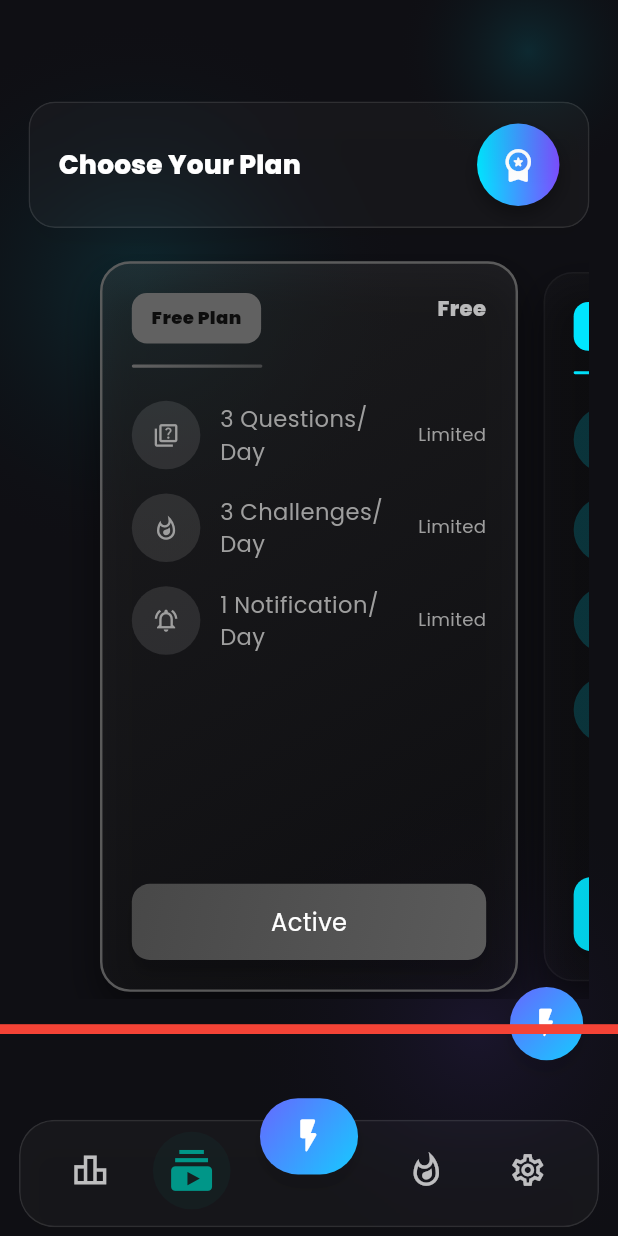
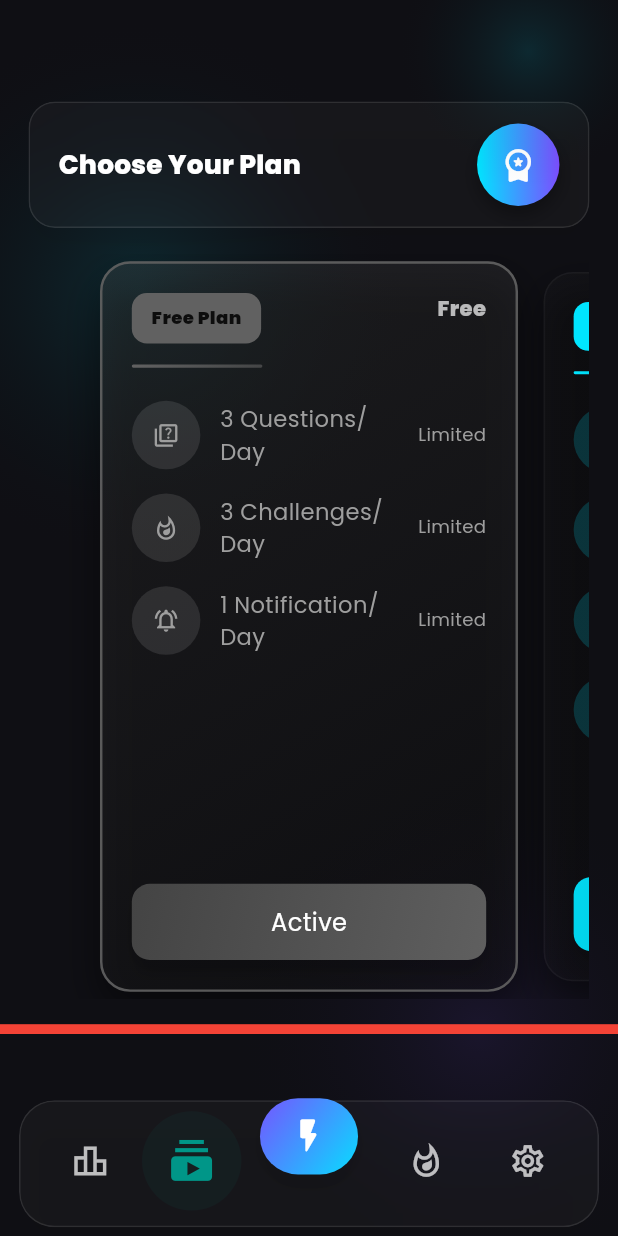
Before and after one commit to s4l1hs/SparkUp, a Flutter app: the screen it shows once a user with an empty profile is signed in, item 2 of the bottom bar chosen, on a phone screen of 412 x 824 dp. Run offline on Flutter 3.47's test engine with Material 3 defaults, Android fonts, the light colour scheme and no system bars; our stand-ins replace firebase_auth, firebase_core, firebase_messaging, flutter_screenutil, google_fonts, google_sign_in; accounts and stored records are empty; network calls fail.

Commit message:
UI Revisations

```diff
--- a/sparkup_app/lib/login_page.dart
+++ b/sparkup_app/lib/login_page.dart
@@ -138,13 +138,12 @@ class _LoginPageState extends State<LoginPage> with TickerProviderStateMixin {
             return SingleChildScrollView(
               padding: EdgeInsets.only(bottom: MediaQuery.of(context).viewInsets.bottom),
               physics: const BouncingScrollPhysics(),
-              child: ConstrainedBox(
+                child: ConstrainedBox(
                 constraints: BoxConstraints(minHeight: constraints.maxHeight),
-                child: IntrinsicHeight(
-                  child: Column(
-                    mainAxisAlignment: MainAxisAlignment.spaceBetween,
-                    crossAxisAlignment: CrossAxisAlignment.center,
-                    children: [
+                child: Column(
+                  mainAxisAlignment: MainAxisAlignment.spaceBetween,
+                  crossAxisAlignment: CrossAxisAlignment.center,
+                  children: [
                       // header icon + title
                       Column(
                         children: [
@@ -238,7 +237,7 @@ class _LoginPageState extends State<LoginPage> with TickerProviderStateMixin {
 
                       // CTA area (kept compact and bounded)
                       SlideTransition(
-                        position: animate ? _buttonSlideAnimation : AlwaysStoppedAnimation(Offset.zero),
+                        position: animate ? _buttonSlideAnimation : const AlwaysStoppedAnimation(Offset.zero),
                         child: ClipRRect(
                           borderRadius: BorderRadius.circular(18.r),
                           child: BackdropFilter(
@@ -347,7 +346,6 @@ class _LoginPageState extends State<LoginPage> with TickerProviderStateMixin {
                       ),
                     ],
                   ),
-                ),
               ),
             );
             },
--- a/sparkup_app/lib/main_screen.dart
+++ b/sparkup_app/lib/main_screen.dart
@@ -110,18 +110,6 @@ class MainScreenState extends State<MainScreen> with TickerProviderStateMixin {
               ),
             ),
           ),
-          // glassy floating action button — opens quiz when tapped (morphing CTA)
-          Positioned(
-            right: 22.w,
-            bottom: 120.h,
-            child: MorphingGradientButton(
-              onPressed: () => onItemTapped(2),
-              colors: [Theme.of(context).colorScheme.secondary, Theme.of(context).colorScheme.primary],
-              padding: EdgeInsets.all(12.w),
-              borderRadius: BorderRadius.circular(999.r),
-              child: Icon(Icons.flash_on_rounded, color: Colors.white, size: 24.sp),
-            ),
-          ),
         ],
       ),
       bottomNavigationBar: _buildCustomBottomNav(),
@@ -177,10 +165,14 @@ class MainScreenState extends State<MainScreen> with TickerProviderStateMixin {
                                       AnimatedScale(
                                         duration: const Duration(milliseconds: 260),
                                         scale: _selectedIndex == i ? 1.12 : 1.0,
-                                        child: Container(
-                                          padding: EdgeInsets.all(_selectedIndex == i ? 8.w : 6.w),
-                                          decoration: BoxDecoration(shape: BoxShape.circle, color: _selectedIndex == i ? colorWithOpacity(getSelectedColor(i), 0.06) : Colors.transparent),
-                                          child: Icon(_navItems[i]['icon'] as IconData, size: _selectedIndex == i ? 30.sp : 26.sp, color: _selectedIndex == i ? getSelectedColor(i) : colorWithOpacity(theme.iconTheme.color!, 0.72)),
+                                        child: SizedBox(
+                                          width: 56.w,
+                                          height: 56.w,
+                                          child: Container(
+                                            alignment: Alignment.center,
+                                            decoration: BoxDecoration(shape: BoxShape.circle, color: _selectedIndex == i ? colorWithOpacity(getSelectedColor(i), 0.06) : Colors.transparent),
+                                            child: Icon(_navItems[i]['icon'] as IconData, size: _selectedIndex == i ? 30.sp : 26.sp, color: _selectedIndex == i ? getSelectedColor(i) : colorWithOpacity(theme.iconTheme.color!, 0.72)),
+                                          ),
                                         ),
                                       ),
                                       SizedBox(height: 4.h),
--- a/sparkup_app/lib/pages/settings_page.dart
+++ b/sparkup_app/lib/pages/settings_page.dart
@@ -44,10 +44,16 @@ class _SettingsPageState extends State<SettingsPage> with SingleTickerProviderSt
   @override
   void initState() {
     super.initState();
-    _animationController = AnimationController(vsync: this, duration: const Duration(milliseconds: 600));
+    _animationController = AnimationController(vsync: this, duration: const Duration(milliseconds: 700));
     WidgetsBinding.instance.addPostFrameCallback((_) {
       _loadUserProfile();
-      _animationController.forward();
+      // Honor reduced-motion accessibility: if user requests reduced motion, skip animations
+      final bool animate = !MediaQuery.of(context).accessibleNavigation;
+      if (animate) {
+        _animationController.forward();
+      } else {
+        _animationController.value = 1.0;
+      }
     });
   }
 
@@ -250,6 +256,10 @@ class _SettingsPageState extends State<SettingsPage> with SingleTickerProviderSt
     final localizations = AppLocalizations.of(context)!;
     final theme = Theme.of(context);
 
+    // Respect user's reduced-motion accessibility setting
+    final bool animate = !MediaQuery.of(context).accessibleNavigation;
+    final Animation<double> headerAnimation = CurvedAnimation(parent: _animationController, curve: Curves.easeOutCubic);
+
     return Scaffold(
       extendBodyBehindAppBar: true,
       backgroundColor: theme.colorScheme.surface,
@@ -283,7 +293,8 @@ class _SettingsPageState extends State<SettingsPage> with SingleTickerProviderSt
               // reduce top vertical padding so content sits higher
               padding: EdgeInsets.symmetric(vertical: 8.h, horizontal: 18.w),
               children: [
-                FadeTransition(opacity: _animationController, child: _buildProfileHeader(theme, localizations)),
+                // If reduced-motion is enabled, bypass the entrance fade animation
+                animate ? FadeTransition(opacity: headerAnimation, child: _buildProfileHeader(theme, localizations)) : _buildProfileHeader(theme, localizations),
                 SizedBox(height: 8.h),
 
                 _buildCardSection(title: localizations.general, child: Column(children: [
--- a/sparkup_app/lib/widgets/animated_glass_card.dart
+++ b/sparkup_app/lib/widgets/animated_glass_card.dart
@@ -26,7 +26,7 @@ class _AnimatedGlassCardState extends State<AnimatedGlassCard> with SingleTicker
   void initState() {
     super.initState();
     // Slightly longer and softer entrance for a more pleasant feel.
-    _ctrl = AnimationController(vsync: this, duration: const Duration(milliseconds: 900));
+    _ctrl = AnimationController(vsync: this, duration: const Duration(milliseconds: 1000));
     _anim = CurvedAnimation(parent: _ctrl, curve: Curves.easeOut);
 
     // Animate blur and elevation for a subtle material-like pop.
@@ -74,15 +74,18 @@ class _AnimatedGlassCardState extends State<AnimatedGlassCard> with SingleTicker
       );
     }
 
+    final effectiveContainerDuration = widget.duration;
+    final effectivePhysicalDuration = Duration(milliseconds: (widget.duration.inMilliseconds * 6 ~/ 5));
+
     return FadeTransition(
       opacity: _anim,
       child: ScaleTransition(
-        scale: Tween<double>(begin: 0.992, end: 1.0).animate(CurvedAnimation(parent: _ctrl, curve: Curves.easeOutCubic)),
+        scale: Tween<double>(begin: 0.99, end: 1.0).animate(CurvedAnimation(parent: _ctrl, curve: Curves.easeOutCubic)),
         child: AnimatedBuilder(
           animation: _ctrl,
           builder: (context, child) {
             return AnimatedPhysicalModel(
-              duration: const Duration(milliseconds: 420),
+              duration: effectivePhysicalDuration,
               curve: Curves.easeOutCubic,
               shape: BoxShape.rectangle,
               elevation: _elevationAnim.value,
@@ -94,7 +97,7 @@ class _AnimatedGlassCardState extends State<AnimatedGlassCard> with SingleTicker
                 child: BackdropFilter(
                   filter: ImageFilter.blur(sigmaX: _blurAnim.value, sigmaY: _blurAnim.value),
                   child: AnimatedContainer(
-                    duration: widget.duration,
+                    duration: effectiveContainerDuration,
                     padding: widget.padding ?? const EdgeInsets.all(12),
                     decoration: BoxDecoration(
                       color: colorWithOpacity(Colors.white, 0.03),
--- a/sparkup_app/lib/widgets/app_background.dart
+++ b/sparkup_app/lib/widgets/app_background.dart
@@ -21,7 +21,17 @@ class _AppBackgroundState extends State<AppBackground> with SingleTickerProvider
     // Longer, eased loop so ambient motion feels organic and not mechanical
     _ctrl = AnimationController(vsync: this, duration: const Duration(seconds: 30));
     _anim = CurvedAnimation(parent: _ctrl, curve: Curves.easeInOut);
+    // Start repeating only after we know the user's reduced-motion preference
+    WidgetsBinding.instance.addPostFrameCallback((_) {
+      if (!mounted) return;
+      final media = MediaQuery.of(context);
+      final animate = !media.accessibleNavigation;
+      if (animate) {
         _ctrl.repeat(reverse: true);
+      } else {
+        _ctrl.value = 0.0;
+      }
+    });
   }
 
   @override
@@ -39,7 +49,9 @@ class _AppBackgroundState extends State<AppBackground> with SingleTickerProvider
           child: AnimatedBuilder(
               animation: _anim,
               builder: (context, child) {
-              final a = _anim.value;
+                final media = MediaQuery.of(context);
+                final animate = !media.accessibleNavigation;
+                final a = animate ? _anim.value : 0.0;
                 return CustomPaint(
                   painter: _BlobPainter(a, theme.colorScheme.primary, theme.colorScheme.secondary),
                   child: Container(),
--- a/sparkup_app/lib/widgets/morphing_gradient_button.dart
+++ b/sparkup_app/lib/widgets/morphing_gradient_button.dart
@@ -35,8 +35,19 @@ class _MorphingGradientButtonState extends State<MorphingGradientButton> with Si
   void initState() {
     super.initState();
     // Longer, smoother loop and an easeInOut curve for pleasant motion
-    _ctrl = AnimationController(vsync: this, duration: const Duration(milliseconds: 2200))..repeat();
+    // Start repeating only when we know the user's reduced-motion preference.
+    _ctrl = AnimationController(vsync: this, duration: const Duration(milliseconds: 2200));
     _pulse = CurvedAnimation(parent: _ctrl, curve: Curves.easeInOut);
+    WidgetsBinding.instance.addPostFrameCallback((_) {
+      if (!mounted) return;
+      final media = MediaQuery.of(context);
+      final animate = !media.accessibleNavigation;
+      if (animate) {
+        _ctrl.repeat();
+      } else {
+        _ctrl.value = 0.0;
+      }
+    });
   }
 
   @override
@@ -56,7 +67,7 @@ class _MorphingGradientButtonState extends State<MorphingGradientButton> with Si
       onTapCancel: () { setState(() => _pressed = false); },
       child: AnimatedScale(
         scale: _pressed ? 0.987 : 1.0,
-        duration: const Duration(milliseconds: 160),
+        duration: animate ? const Duration(milliseconds: 160) : Duration.zero,
         curve: Curves.easeOutCubic,
         child: AnimatedBuilder(
           animation: _pulse,
@@ -72,7 +83,7 @@ class _MorphingGradientButtonState extends State<MorphingGradientButton> with Si
             });
 
             return AnimatedPhysicalModel(
-              duration: const Duration(milliseconds: 320),
+              duration: animate ? const Duration(milliseconds: 360) : Duration.zero,
               curve: Curves.easeOutCubic,
               shape: BoxShape.rectangle,
               elevation: widget.elevation * (_pressed ? 1.4 : 1.0),
```
Lines whose indentation alone changed are shown as unchanged.
